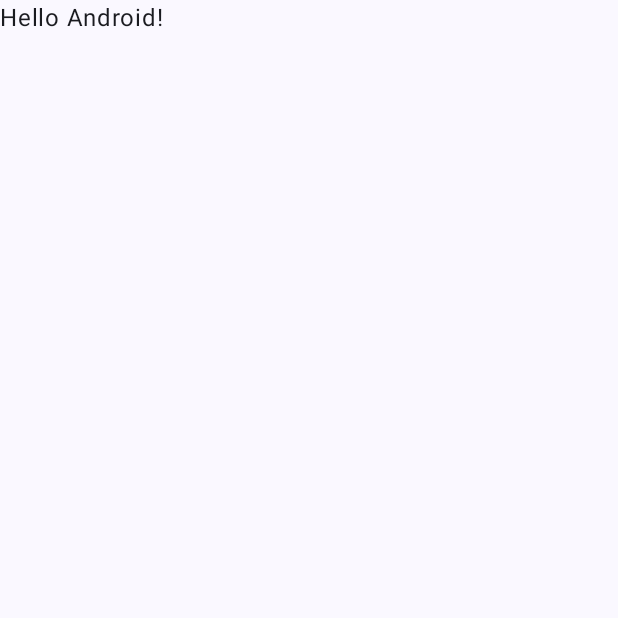
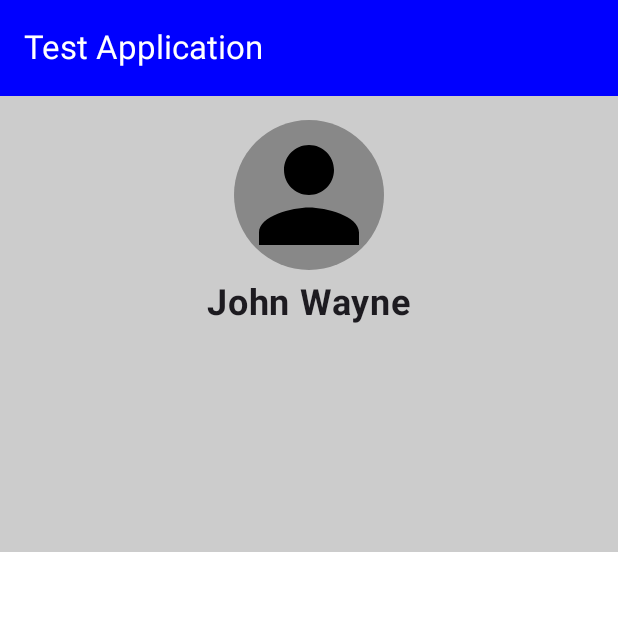
Before and after one commit to kogorbach/ezlotest, an Android app built with Jetpack Compose: the screen it shows after launch (MainActivity), on a phone screen of 412 x 824 dp, the top half of it. Before the commit the part shown is almost empty. Run offline under Robolectric (Android 15) with nearby library versions, the phone set to English and light mode, and no system bars.

Commit message:
added main screen and basic packages

```diff
--- a/app/build.gradle.kts
+++ b/app/build.gradle.kts
@@ -18,6 +18,8 @@ android {
         vectorDrawables {
             useSupportLibrary = true
         }
+
+        buildConfigField("String", "API_URL", "\"https://veramobile.mios.com/test_android/items.test\"")
     }
 
     buildTypes {
@@ -38,6 +40,7 @@ android {
     }
     buildFeatures {
         compose = true
+        buildConfig = true
     }
     composeOptions {
         kotlinCompilerExtensionVersion = "1.5.1"
--- a/app/src/main/AndroidManifest.xml
+++ b/app/src/main/AndroidManifest.xml
@@ -13,7 +13,7 @@
         android:theme="@style/Theme.EzloTest"
         tools:targetApi="31">
         <activity
-            android:name=".MainActivity"
+            android:name=".ui.MainActivity"
             android:exported="true"
             android:label="@string/app_name"
             android:theme="@style/Theme.EzloTest">
--- a/app/src/main/java/com/ezlotest/MainActivity.kt
+++ /dev/null
@@ -1,47 +0,0 @@
-package com.ezlotest
-
-import android.os.Bundle
-import androidx.activity.ComponentActivity
-import androidx.activity.compose.setContent
-import androidx.activity.enableEdgeToEdge
-import androidx.compose.foundation.layout.fillMaxSize
-import androidx.compose.foundation.layout.padding
-import androidx.compose.material3.Scaffold
-import androidx.compose.material3.Text
-import androidx.compose.runtime.Composable
-import androidx.compose.ui.Modifier
-import androidx.compose.ui.tooling.preview.Preview
-import com.ezlotest.ui.theme.EzloTestTheme
-
-class MainActivity : ComponentActivity() {
-    override fun onCreate(savedInstanceState: Bundle?) {
-        super.onCreate(savedInstanceState)
-        enableEdgeToEdge()
-        setContent {
-            EzloTestTheme {
-                Scaffold(modifier = Modifier.fillMaxSize()) { innerPadding ->
-                    Greeting(
-                        name = "Android",
-                        modifier = Modifier.padding(innerPadding)
-                    )
-                }
-            }
-        }
-    }
-}
-
-@Composable
-fun Greeting(name: String, modifier: Modifier = Modifier) {
-    Text(
-        text = "Hello $name!",
-        modifier = modifier
-    )
-}
-
-@Preview(showBackground = true)
-@Composable
-fun GreetingPreview() {
-    EzloTestTheme {
-        Greeting("Android")
-    }
-}
--- /dev/null
+++ b/app/src/main/java/com/ezlotest/ui/MainActivity.kt
@@ -0,0 +1,66 @@
+package com.ezlotest.ui
+
+import android.os.Bundle
+import androidx.activity.ComponentActivity
+import androidx.activity.compose.setContent
+import androidx.activity.enableEdgeToEdge
+import androidx.compose.foundation.background
+import androidx.compose.foundation.layout.Box
+import androidx.compose.foundation.layout.Column
+import androidx.compose.foundation.layout.Row
+import androidx.compose.foundation.layout.Spacer
+import androidx.compose.foundation.layout.fillMaxSize
+import androidx.compose.foundation.layout.fillMaxWidth
+import androidx.compose.foundation.layout.padding
+import androidx.compose.foundation.layout.size
+import androidx.compose.foundation.layout.width
+import androidx.compose.foundation.lazy.LazyColumn
+import androidx.compose.foundation.shape.RoundedCornerShape
+import androidx.compose.material3.Icon
+import androidx.compose.material3.Scaffold
+import androidx.compose.material3.Text
+import androidx.compose.runtime.Composable
+import androidx.compose.ui.Alignment
+import androidx.compose.ui.Modifier
+import androidx.compose.ui.graphics.Color
+import androidx.compose.ui.res.painterResource
+import androidx.compose.ui.text.font.FontWeight
+import androidx.compose.ui.tooling.preview.Preview
+import androidx.compose.ui.unit.dp
+import androidx.compose.ui.unit.sp
+import androidx.core.view.WindowCompat
+import androidx.core.view.WindowInsetsCompat
+import androidx.core.view.WindowInsetsControllerCompat
+import com.ezlotest.R
+import com.ezlotest.ui.common.MainTopBar
+import com.ezlotest.ui.common.ProfileHeader
+import com.ezlotest.ui.mainScreen.MainScreen
+import com.ezlotest.ui.theme.EzloTestTheme
+
+
+class MainActivity : ComponentActivity() {
+
+    override fun onCreate(savedInstanceState: Bundle?) {
+        super.onCreate(savedInstanceState)
+        enableEdgeToEdge()
+        hideStatusBar()
+        setContent {
+            EzloTestTheme {
+                Scaffold(
+                    topBar = { MainTopBar() },
+                    modifier = Modifier.fillMaxSize()
+                ) { innerPadding ->
+                    MainScreen(modifier = Modifier.padding(innerPadding))
+                }
+            }
+        }
+    }
+
+    private fun hideStatusBar() {
+        val windowInsetsController = WindowCompat.getInsetsController(window, window.decorView)
+        windowInsetsController.systemBarsBehavior =
+            WindowInsetsControllerCompat.BEHAVIOR_SHOW_TRANSIENT_BARS_BY_SWIPE
+
+        windowInsetsController.hide(WindowInsetsCompat.Type.systemBars())
+    }
+}
--- /dev/null
+++ b/app/src/main/java/com/ezlotest/ui/common/MainTopBar.kt
@@ -0,0 +1,25 @@
+package com.ezlotest.ui.common
+
+import androidx.compose.material3.ExperimentalMaterial3Api
+import androidx.compose.material3.MaterialTheme
+import androidx.compose.material3.Text
+import androidx.compose.material3.TopAppBar
+import androidx.compose.material3.TopAppBarDefaults
+import androidx.compose.runtime.Composable
+import androidx.compose.ui.Modifier
+import androidx.compose.ui.res.stringResource
+import com.ezlotest.R
+
+@OptIn(ExperimentalMaterial3Api::class)
+@Composable
+fun MainTopBar() {
+    TopAppBar(
+        title = {
+            Text(text = stringResource(id = R.string.app_name))
+        },
+        colors = TopAppBarDefaults.topAppBarColors(
+            containerColor = MaterialTheme.colorScheme.primaryContainer,
+            titleContentColor = MaterialTheme.colorScheme.primary
+        )
+    )
+}
--- /dev/null
+++ b/app/src/main/java/com/ezlotest/ui/common/ProfileHeader.kt
@@ -0,0 +1,56 @@
+package com.ezlotest.ui.common
+
+import androidx.compose.foundation.Image
+import androidx.compose.foundation.background
+import androidx.compose.foundation.layout.Column
+import androidx.compose.foundation.layout.fillMaxWidth
+import androidx.compose.foundation.layout.padding
+import androidx.compose.foundation.layout.size
+import androidx.compose.foundation.shape.CircleShape
+import androidx.compose.material3.Text
+import androidx.compose.runtime.Composable
+import androidx.compose.ui.Alignment
+import androidx.compose.ui.Modifier
+import androidx.compose.ui.draw.clip
+import androidx.compose.ui.graphics.Color
+import androidx.compose.ui.layout.ContentScale
+import androidx.compose.ui.res.painterResource
+import androidx.compose.ui.res.stringResource
+import androidx.compose.ui.text.font.FontWeight
+import androidx.compose.ui.tooling.preview.Preview
+import androidx.compose.ui.unit.dp
+import androidx.compose.ui.unit.sp
+import com.ezlotest.R
+
+@Composable
+fun ProfileHeader(modifier: Modifier = Modifier) {
+    Column(
+        modifier = modifier
+            .background(Color.LightGray)
+            .fillMaxWidth()
+            .padding(16.dp),
+        horizontalAlignment = Alignment.CenterHorizontally
+    ) {
+        Image(
+            painter = painterResource(R.drawable.baseline_person_24),
+            contentDescription = stringResource(id = R.string.mainScreenProfileImageDescription),
+            modifier = Modifier
+                .size(100.dp)
+                .clip(CircleShape)
+                .background(Color.Gray),
+            contentScale = ContentScale.Crop
+        )
+        Text(
+            text = "John Wayne",
+            fontWeight = FontWeight.Bold,
+            fontSize = 24.sp,
+            modifier = Modifier.padding(top = 8.dp)
+        )
+    }
+}
+
+@Preview
+@Composable
+private fun ProfileHeaderPreview() {
+    ProfileHeader()
+}
--- /dev/null
+++ b/app/src/main/java/com/ezlotest/ui/mainScreen/MainScreen.kt
@@ -0,0 +1,28 @@
+package com.ezlotest.ui.mainScreen
+
+import androidx.compose.foundation.background
+import androidx.compose.foundation.layout.Column
+import androidx.compose.foundation.layout.fillMaxSize
+import androidx.compose.runtime.Composable
+import androidx.compose.ui.Modifier
+import androidx.compose.ui.graphics.Color
+import androidx.compose.ui.tooling.preview.Preview
+import com.ezlotest.ui.common.ProfileHeader
+
+@Composable
+fun MainScreen(modifier: Modifier = Modifier) {
+    Column(
+        modifier = modifier
+            .fillMaxSize()
+            .background(Color.White)
+    ) {
+        ProfileHeader(modifier = Modifier.weight(2f))
+        PhoneNumberList(modifier = Modifier.weight(3f))
+    }
+}
+
+@Preview(showBackground = true)
+@Composable
+fun DefaultPreview() {
+    MainScreen()
+}
--- a/app/src/main/java/com/ezlotest/ui/theme/Theme.kt
+++ b/app/src/main/java/com/ezlotest/ui/theme/Theme.kt
@@ -9,6 +9,7 @@ import androidx.compose.material3.dynamicDarkColorScheme
 import androidx.compose.material3.dynamicLightColorScheme
 import androidx.compose.material3.lightColorScheme
 import androidx.compose.runtime.Composable
+import androidx.compose.ui.graphics.Color
 import androidx.compose.ui.platform.LocalContext
 
 private val DarkColorScheme = darkColorScheme(
@@ -18,9 +19,10 @@ private val DarkColorScheme = darkColorScheme(
 )
 
 private val LightColorScheme = lightColorScheme(
-    primary = Purple40,
+    primary = Color.White,
     secondary = PurpleGrey40,
-    tertiary = Pink40
+    tertiary = Pink40,
+    primaryContainer = Color.Blue
 
     /* Other default colors to override
     background = Color(0xFFFFFBFE),
@@ -36,19 +38,15 @@ private val LightColorScheme = lightColorScheme(
 @Composable
 fun EzloTestTheme(
     darkTheme: Boolean = isSystemInDarkTheme(),
-    // Dynamic color is available on Android 12+
-    dynamicColor: Boolean = true,
     content: @Composable () -> Unit
 ) {
-    val colorScheme = when {
-        dynamicColor && Build.VERSION.SDK_INT >= Build.VERSION_CODES.S -> {
-            val context = LocalContext.current
-            if (darkTheme) dynamicDarkColorScheme(context) else dynamicLightColorScheme(context)
-        }
-
-        darkTheme -> DarkColorScheme
-        else -> LightColorScheme
-    }
+    // todo implement dark scheme if required [by Kostyan]
+    val colorScheme = LightColorScheme
+//        when {
+//
+//        darkTheme -> DarkColorScheme
+//        else -> LightColorScheme
+//    }
 
     MaterialTheme(
         colorScheme = colorScheme,
--- /dev/null
+++ b/app/src/main/res/drawable/baseline_keyboard_arrow_right_24.xml
@@ -0,0 +1,5 @@
+<vector xmlns:android="http://schemas.android.com/apk/res/android" android:autoMirrored="true" android:height="24dp" android:tint="#000000" android:viewportHeight="24" android:viewportWidth="24" android:width="24dp">
+
+    <path android:fillColor="@android:color/white" android:pathData="M8.59,16.59L13.17,12 8.59,7.41 10,6l6,6 -6,6 -1.41,-1.41z"/>
+
+</vector>
--- /dev/null
+++ b/app/src/main/res/drawable/baseline_person_24.xml
@@ -0,0 +1,5 @@
+<vector xmlns:android="http://schemas.android.com/apk/res/android" android:height="24dp" android:tint="#000000" android:viewportHeight="24" android:viewportWidth="24" android:width="24dp">
+
+    <path android:fillColor="@android:color/white" android:pathData="M12,12c2.21,0 4,-1.79 4,-4s-1.79,-4 -4,-4 -4,1.79 -4,4 1.79,4 4,4zM12,14c-2.67,0 -8,1.34 -8,4v2h16v-2c0,-2.66 -5.33,-4 -8,-4z"/>
+
+</vector>
--- a/app/src/main/res/values/strings.xml
+++ b/app/src/main/res/values/strings.xml
@@ -1,3 +1,4 @@
 <resources>
-    <string name="app_name">ezloTest</string>
+    <string name="app_name">Test Application</string>
+    <string name="deviceItemSerialNumber">SN: $d</string>
 </resources>
```
Also changed, not shown: app/src/main/java/com/ezlotest/data/network/UserModel.kt (added, +15 -0 lines), app/src/main/java/com/ezlotest/ui/mainScreen/PhoneNumberList.kt (added, +80 -0 lines), app/src/main/java/com/ezlotest/ui/model/UiDeviceModel.kt (added, +9 -0 lines), app/src/main/res/values/contentDescriptions.xml (added, +13 -0 lines).
